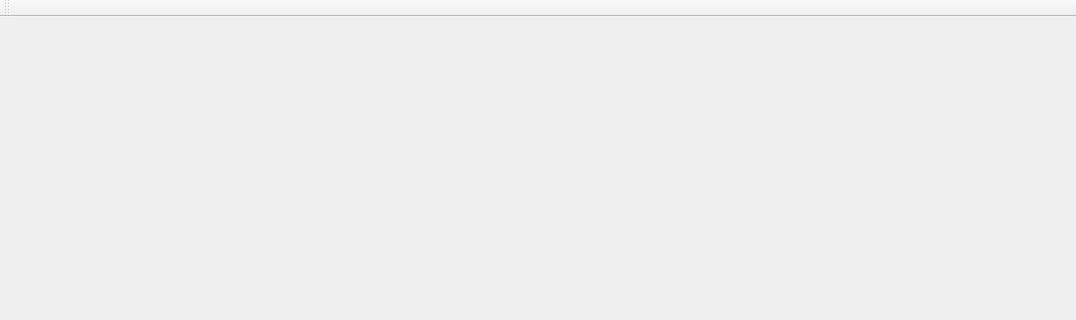
Above: ui/mainwindow.ui from GKD-RM-Lab/GKD_Monitor before the change; both pictures show x 0 to 1076 and y 0 to 320 of the 1076 by 717 pixel window. Below: the same form after it.
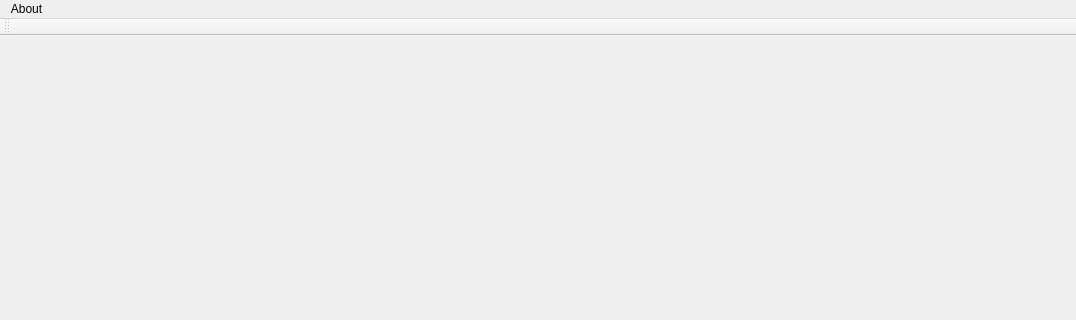
That is the form after the change.

```diff
--- a/ui/mainwindow.ui
+++ b/ui/mainwindow.ui
@@ -23,6 +23,14 @@
      <height>24</height>
     </rect>
    </property>
+   <widget class="QMenu" name="menuAbout">
+    <property name="title">
+     <string>About</string>
+    </property>
+    <addaction name="actionAbout_GKD_Monitor"/>
+    <addaction name="actionAbout_Qt"/>
+   </widget>
+   <addaction name="menuAbout"/>
   </widget>
   <widget class="QToolBar" name="mainToolBar">
    <attribute name="toolBarArea">
```
Left out of the diff: 10 changed lines with no effect on the pictures.
